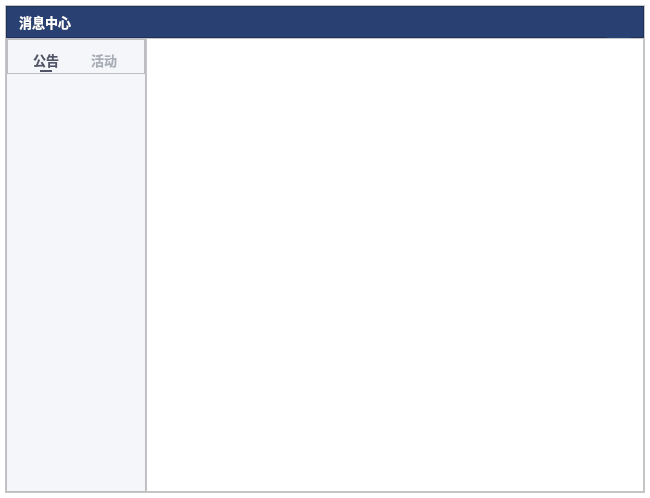
The window that messagecenterdialog.ui (ZhouMei20220810/TEST) describes before a commit, drawn with Qt 5.
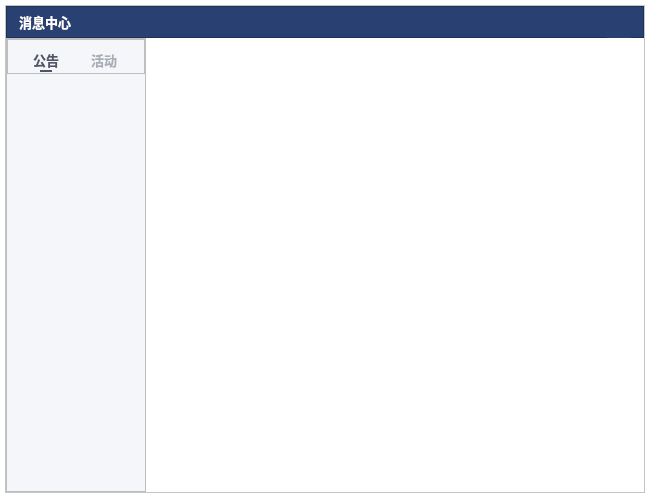
The same window after the commit. Icons and pictures are not drawn. Custom widgets are drawn as their Qt base class.

Commit message: 去掉消息中心文本框边框

Diff of the .ui file:
```diff
--- a/messagecenterdialog.ui
+++ b/messagecenterdialog.ui
@@ -830,7 +830,11 @@
          </widget>
         </item>
         <item>
-         <widget class="TRichTextDisplay" name="textEdit"/>
+         <widget class="TRichTextDisplay" name="textEdit">
+          <property name="styleSheet">
+           <string notr="true">border:none;</string>
+          </property>
+         </widget>
         </item>
        </layout>
       </item>
```
Left out of the diff: 36 changed lines with no effect on the pictures.
